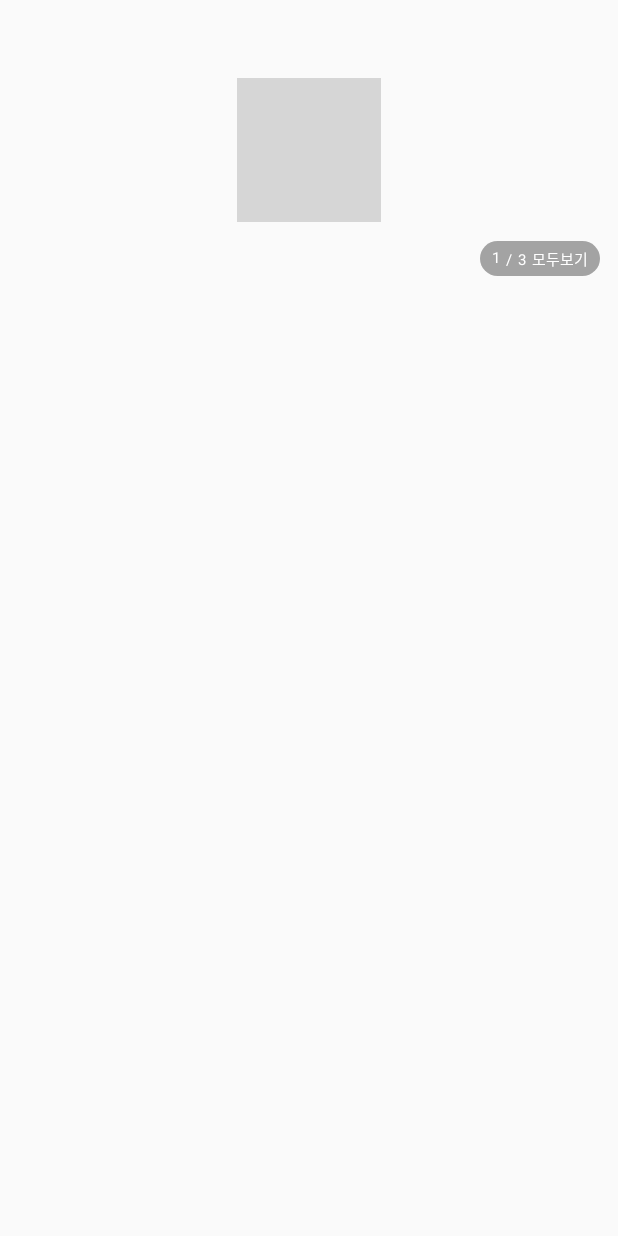
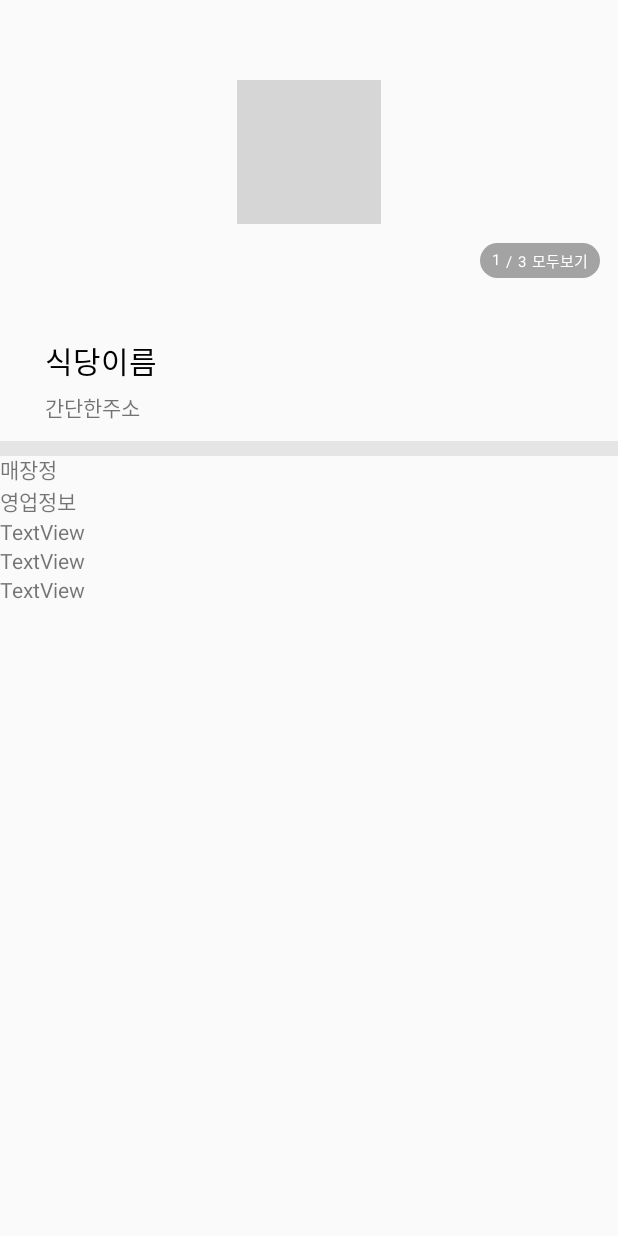
Before and after one commit to hansolj991/Monthly_Coding_DMC, an Android app: the RestaurantDetailActivity screen opened directly, with no data from a screen before it, on a phone screen of 412 x 824 dp. Run offline under Robolectric (Android 15) with nearby library versions, the phone set to English and light mode, and no system bars; 1 statement that could not run was skipped; grey boxes are pictures that could not be loaded.

Commit message:
[feat] add restaurant.xml

```diff
--- a/app/src/main/res/layout/activity_restaurant_detail.xml
+++ b/app/src/main/res/layout/activity_restaurant_detail.xml
@@ -10,6 +10,7 @@
         android:id="@+id/banner_viewPager"
         android:layout_width="match_parent"
         android:layout_height="200dp"
+        android:layout_marginTop="1dp"
         app:layout_constraintEnd_toEndOf="parent"
         app:layout_constraintTop_toTopOf="parent" />
 
@@ -72,4 +73,90 @@
         app:layout_constraintBottom_toBottomOf="parent"
         />
 
+    <LinearLayout
+        android:id="@+id/linearLayout3"
+        android:layout_width="match_parent"
+        android:layout_height="wrap_content"
+        android:orientation="vertical"
+        app:layout_constraintEnd_toEndOf="parent"
+        app:layout_constraintStart_toStartOf="parent"
+        app:layout_constraintTop_toBottomOf="@+id/banner_viewPager"
+        tools:ignore="MissingConstraints">
+
+        <TextView
+            android:id="@+id/textView"
+            android:layout_width="match_parent"
+            android:layout_height="wrap_content"
+            android:fontFamily="@font/pretendard_semibold"
+            android:paddingLeft="30dp"
+            android:paddingTop="24dp"
+            android:text="식당이름"
+            android:textColor="@color/black"
+            android:textSize="20sp" />
+
+        <TextView
+            android:id="@+id/textView5"
+            android:layout_width="match_parent"
+            android:layout_height="wrap_content"
+            android:fontFamily="@font/pretendard_regular"
+            android:textSize="14sp"
+            android:paddingLeft="30dp"
+            android:paddingTop="5dp"
+            android:paddingBottom="12dp"
+            android:text="간단한주소" />
+    </LinearLayout>
+
+    <LinearLayout
+        android:id="@+id/linearLayout4"
+        android:layout_width="match_parent"
+        android:layout_height="10dp"
+        android:background="#E5E5E5"
+        android:orientation="vertical"
+        app:layout_constraintEnd_toEndOf="parent"
+        app:layout_constraintStart_toStartOf="parent"
+        app:layout_constraintTop_toBottomOf="@+id/linearLayout3"></LinearLayout>
+
+    <LinearLayout
+        android:layout_width="480dp"
+        android:layout_height="208dp"
+        android:layout_marginTop="8dp"
+        android:orientation="vertical"
+        app:layout_constraintEnd_toEndOf="parent"
+        app:layout_constraintHorizontal_bias="0.0"
+        app:layout_constraintStart_toStartOf="parent"
+        app:layout_constraintTop_toBottomOf="@+id/linearLayout3">
+
+        <TextView
+            android:id="@+id/textView6"
+            android:layout_width="match_parent"
+            android:layout_height="wrap_content"
+
+            android:text="매장정" />
+
+        <TextView
+            android:id="@+id/textView7"
+            android:layout_width="match_parent"
+            android:layout_height="wrap_content"
+            android:text="영업정보" />
+
+        <TextView
+            android:id="@+id/textView8"
+            android:layout_width="match_parent"
+            android:layout_height="wrap_content"
+            android:text="TextView" />
+
+        <TextView
+            android:id="@+id/textView10"
+            android:layout_width="match_parent"
+            android:layout_height="wrap_content"
+            android:text="TextView" />
+
+        <TextView
+            android:id="@+id/textView19"
+            android:layout_width="match_parent"
+            android:layout_height="wrap_content"
+            android:text="TextView" />
+
+    </LinearLayout>
+
 </androidx.constraintlayout.widget.ConstraintLayout>
```
